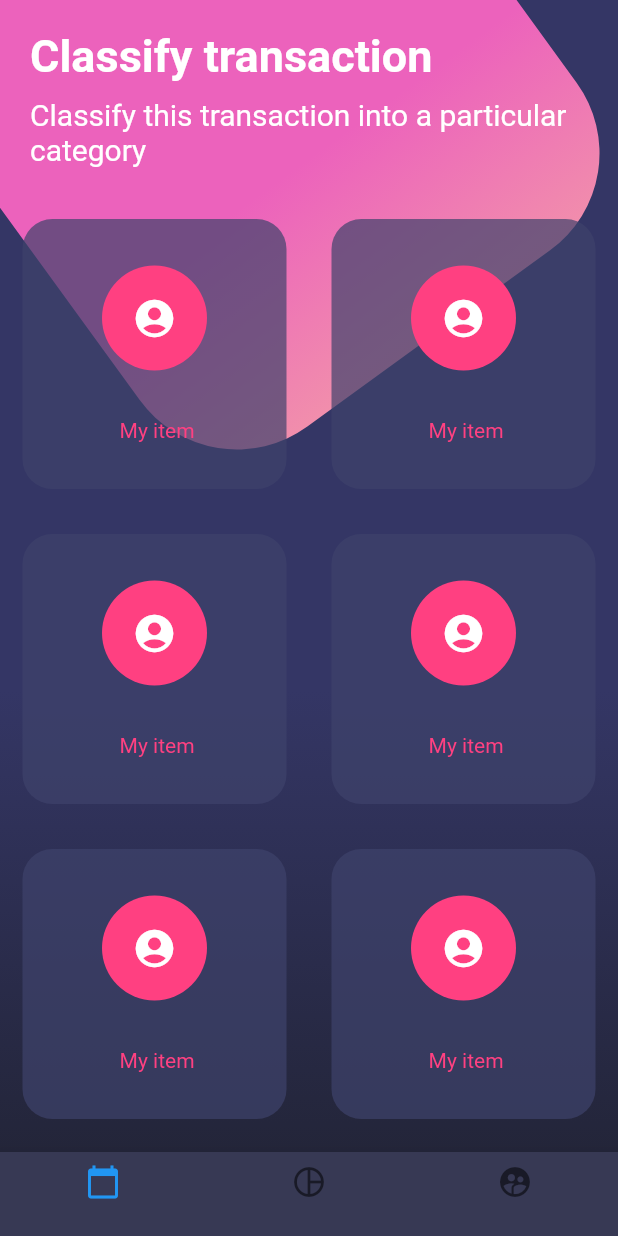
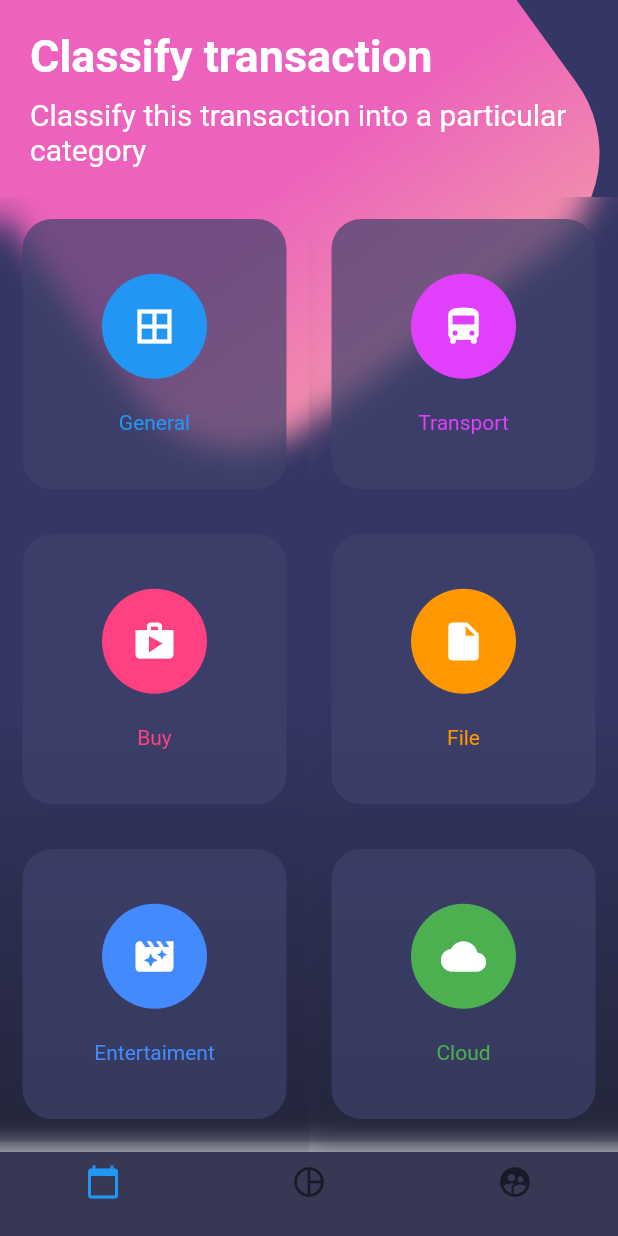
Before and after one commit to bryansrm/flutter_designs_1, a Flutter app: the screen it shows after launch, on a phone screen of 412 x 824 dp. Run offline on Flutter 3.47's test engine with Material 2 defaults, Android fonts, the phone set to English and light mode, and no system bars.

Commit message:
add blur and icons

```diff
--- a/lib/src/pages/botones_page.dart
+++ b/lib/src/pages/botones_page.dart
@@ -1,4 +1,5 @@
 import 'dart:math';
+import 'dart:ui';
 
 import 'package:flutter/material.dart';
 import 'package:flutter/services.dart';
@@ -27,22 +28,6 @@ class BotonesPage extends StatelessWidget {
         ],
       ),
       bottomNavigationBar: _bottomNavigationBar(context),
-      // bottomNavigationBar: BottomNavigationBar(
-      //   items: <BottomNavigationBarItem>[
-      //     BottomNavigationBarItem(
-      //       icon: Icon( Icons.calendar_today ),
-      //       title: Container()
-      //     ),
-      //     BottomNavigationBarItem(
-      //       icon: Icon( Icons.pie_chart_outlined ),
-      //       title: Container()
-      //     ),
-      //     BottomNavigationBarItem(
-      //       icon: Icon( Icons.supervised_user_circle ),
-      //       title: Container()
-      //     ),
-      //   ],
-      // ),
     );
   }
 
@@ -159,20 +144,26 @@ class BotonesPage extends StatelessWidget {
       children: <TableRow>[
         TableRow(
           children: [
-            _crearBotonRedondeado(),
-            _crearBotonRedondeado(),
+            _crearBotonRedondeado(Colors.blue, Icons.border_all, 'General'),
+            _crearBotonRedondeado(Colors.purpleAccent, Icons.directions_bus, 'Transport'),
           ]
         ),
         TableRow(
           children: [
-            _crearBotonRedondeado(),
-            _crearBotonRedondeado(),
+            _crearBotonRedondeado(Colors.pinkAccent, Icons.shop, 'Buy'),
+            _crearBotonRedondeado(Colors.orange, Icons.insert_drive_file, 'File'),
           ]
         ),
         TableRow(
           children: [
-            _crearBotonRedondeado(),
-            _crearBotonRedondeado(),
+            _crearBotonRedondeado(Colors.blueAccent, Icons.movie_filter, 'Entertaiment'),
+            _crearBotonRedondeado(Colors.green, Icons.cloud, 'Cloud'),
+          ]
+        ),
+        TableRow(
+          children: [
+            _crearBotonRedondeado(Colors.red, Icons.collections, 'Photos'),
+            _crearBotonRedondeado(Colors.teal, Icons.help_outline, 'Information'),
           ]
         )
       ],
@@ -180,9 +171,12 @@ class BotonesPage extends StatelessWidget {
 
   }
 
-  Widget _crearBotonRedondeado(){
+  Widget _crearBotonRedondeado(Color color, IconData icono, String texto){
 
-    return Container(
+    return ClipRect(
+      child: BackdropFilter(
+        filter: ImageFilter.blur(sigmaX: 10.0, sigmaY: 10.0),
+        child: Container(
           height: 180.0,
           margin: EdgeInsets.all(15.0),
           decoration: BoxDecoration(
@@ -190,19 +184,21 @@ class BotonesPage extends StatelessWidget {
             borderRadius: BorderRadius.circular(20.0)
           ),
           child: Container(
-        padding: EdgeInsets.symmetric(vertical: 15.0),
+            //padding: EdgeInsets.symmetric(vertical: 15.0),
             child: Column(
               mainAxisAlignment: MainAxisAlignment.spaceAround,
               children: <Widget>[
-            //SizedBox(height: 5.0,),
+                SizedBox(height: 5.0,),
                 CircleAvatar(
-              backgroundColor: Colors.pinkAccent,
+                  backgroundColor: color,
                   radius: 35.0,
-              child: Icon( Icons.account_circle, color: Colors.white, size: 30.0,)
+                  child: Icon( icono, color: Colors.white, size: 30.0,)
                 ),
-            Text(' My item', style: TextStyle(color: Colors.pinkAccent),),
-            //SizedBox(height: 5.0,),
+                Text( texto, style: TextStyle(color: color),),
+                SizedBox(height: 5.0,),
               ],
+            ),
+          ),
         ),
       ),
     );
```
Lines whose indentation alone changed are shown as unchanged.
